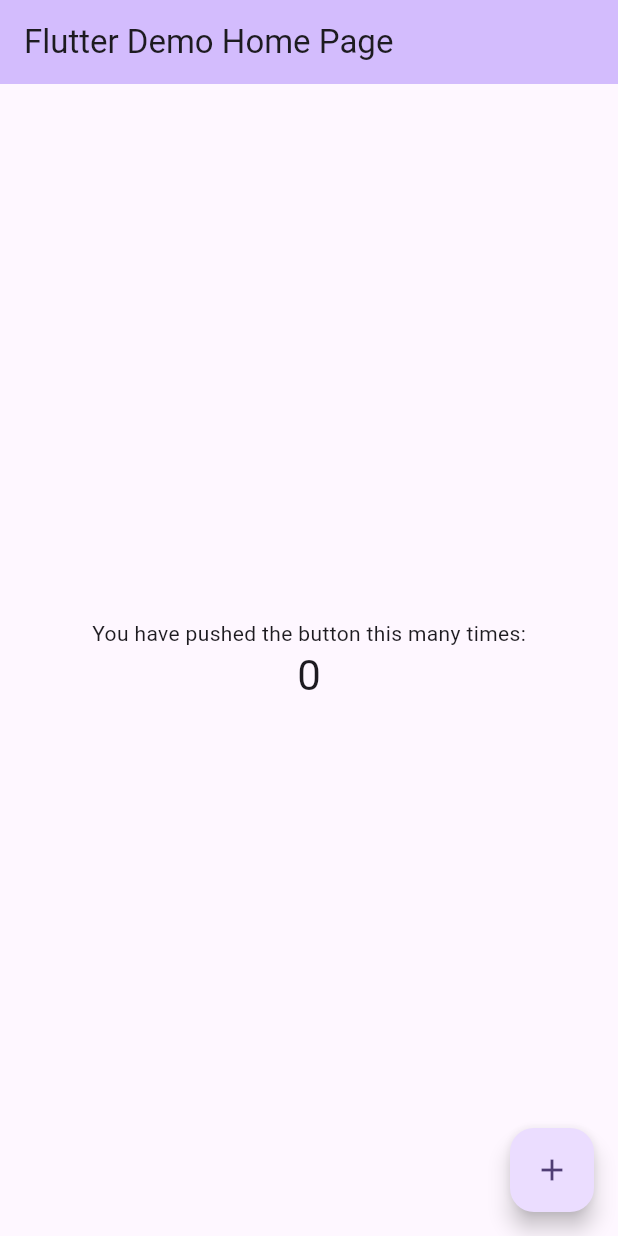
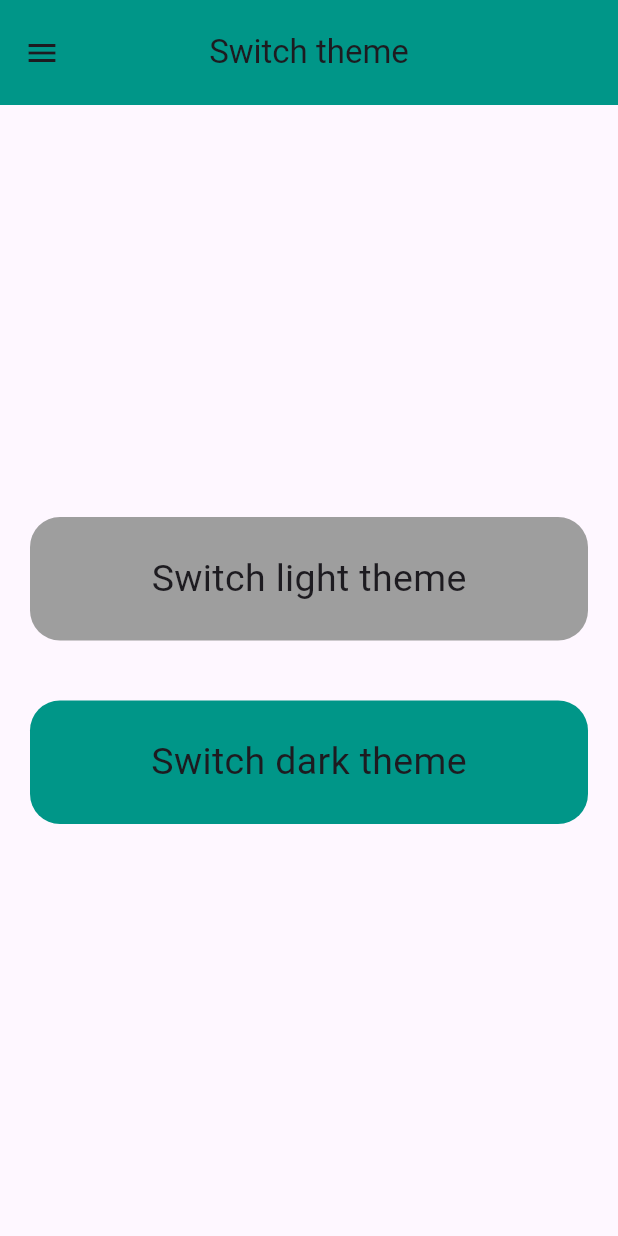
Before and after one commit to MauryaAayush/advflutterch_1, a Flutter app: the screen it shows after launch, on a phone screen of 412 x 824 dp. Run offline on Flutter 3.47's test engine with Material 3 defaults, Android fonts, the phone set to English and light mode, and no system bars.

Commit message:
Radhey Radhey

```diff
--- a/lib/main.dart
+++ b/lib/main.dart
@@ -1,3 +1,4 @@
+import 'package:advflutterch_1/screens/first_page/Views/Switch_theme_Screen/Switch_theme_screen.dart';
 import 'package:flutter/material.dart';
 
 void main() {
@@ -7,105 +8,19 @@ void main() {
 class MyApp extends StatelessWidget {
   const MyApp({super.key});
 
-  // This widget is the root of your application.
+
   @override
   Widget build(BuildContext context) {
     return MaterialApp(
-      title: 'Flutter Demo',
-      theme: ThemeData(
+      title: 'Practice',
+      debugShowCheckedModeBanner: false,
+      initialRoute: '/',
 
-        colorScheme: ColorScheme.fromSeed(seedColor: Colors.deepPurple),
-        useMaterial3: true,
-      ),
-      home: const MyHomePage(title: 'Flutter Demo Home Page'),
+      routes: {
+        '/' : (context) => const Switch_Theme(),
+
+      },
+
     );
   }
 }
-
-class MyHomePage extends StatefulWidget {
-  const MyHomePage({super.key, required this.title});
-
-  // This widget is the home page of your application. It is stateful, meaning
-  // that it has a State object (defined below) that contains fields that affect
-  // how it looks.
-
-  // This class is the configuration for the state. It holds the values (in this
-  // case the title) provided by the parent (in this case the App widget) and
-  // used by the build method of the State. Fields in a Widget subclass are
-  // always marked "final".
-
-  final String title;
-
-  @override
-  State<MyHomePage> createState() => _MyHomePageState();
-}
-
-class _MyHomePageState extends State<MyHomePage> {
-  int _counter = 0;
-
-  void _incrementCounter() {
-    setState(() {
-      // This call to setState tells the Flutter framework that something has
-      // changed in this State, which causes it to rerun the build method below
-      // so that the display can reflect the updated values. If we changed
-      // _counter without calling setState(), then the build method would not be
-      // called again, and so nothing would appear to happen.
-      _counter++;
-    });
-  }
-
-  @override
-  Widget build(BuildContext context) {
-    // This method is rerun every time setState is called, for instance as done
-    // by the _incrementCounter method above.
-    //
-    // The Flutter framework has been optimized to make rerunning build methods
-    // fast, so that you can just rebuild anything that needs updating rather
-    // than having to individually change instances of widgets.
-    return Scaffold(
-      appBar: AppBar(
-        // TRY THIS: Try changing the color here to a specific color (to
-        // Colors.amber, perhaps?) and trigger a hot reload to see the AppBar
-        // change color while the other colors stay the same.
-        backgroundColor: Theme.of(context).colorScheme.inversePrimary,
-        // Here we take the value from the MyHomePage object that was created by
-        // the App.build method, and use it to set our appbar title.
-        title: Text(widget.title),
-      ),
-      body: Center(
-        // Center is a layout widget. It takes a single child and positions it
-        // in the middle of the parent.
-        child: Column(
-          // Column is also a layout widget. It takes a list of children and
-          // arranges them vertically. By default, it sizes itself to fit its
-          // children horizontally, and tries to be as tall as its parent.
-          //
-          // Column has various properties to control how it sizes itself and
-          // how it positions its children. Here we use mainAxisAlignment to
-          // center the children vertically; the main axis here is the vertical
-          // axis because Columns are vertical (the cross axis would be
-          // horizontal).
-          //
-          // TRY THIS: Invoke "debug painting" (choose the "Toggle Debug Paint"
-          // action in the IDE, or press "p" in the console), to see the
-          // wireframe for each widget.
-          mainAxisAlignment: MainAxisAlignment.center,
-          children: <Widget>[
-            const Text(
-              'You have pushed the button this many times:',
-            ),
-            Text(
-              '$_counter',
-              style: Theme.of(context).textTheme.headlineMedium,
-            ),
-          ],
-        ),
-      ),
-      floatingActionButton: FloatingActionButton(
-        onPressed: _incrementCounter,
-        tooltip: 'Increment',
-        child: const Icon(Icons.add),
-      ), // This trailing comma makes auto-formatting nicer for build methods.
-    );
-  }
-}
--- /dev/null
+++ b/lib/screens/first_page/Views/Switch_theme_Screen/Switch_theme_screen.dart
@@ -0,0 +1,27 @@
+import 'package:advflutterch_1/screens/first_page/Views/Switch_theme_Screen/part_2.dart';
+
+import 'package:flutter/material.dart';
+
+class Switch_Theme extends StatelessWidget {
+  const Switch_Theme({super.key});
+
+  @override
+  Widget build(BuildContext context) {
+
+    return MaterialApp(
+        debugShowCheckedModeBanner: false,
+
+        themeMode: ThemeMode.system,
+        theme: ThemeData.light().copyWith(
+          secondaryHeaderColor: Colors.teal,
+          primaryColor: Colors.grey,
+        ),
+        darkTheme: ThemeData.dark().copyWith(
+          primaryColor: Colors.teal,
+          secondaryHeaderColor: Colors.grey
+        ),
+        color: Theme.of(context).primaryColor,
+
+        home: const switch_theme_2());
+  }
+}
--- /dev/null
+++ b/lib/screens/first_page/Views/Switch_theme_Screen/part_2.dart
@@ -0,0 +1,72 @@
+import 'package:advflutterch_1/utils/Global_area.dart';
+import 'package:flutter/material.dart';
+
+class switch_theme_2 extends StatelessWidget {
+  const switch_theme_2({super.key});
+
+  @override
+  Widget build(BuildContext context) {
+
+    double height = MediaQuery.of(context).size.height;
+    // double width = MediaQuery.of(context).size.width;
+
+    return Scaffold(
+      appBar: AppBar(
+        backgroundColor: isdark ? Theme.of(context).secondaryHeaderColor : Theme.of(context).primaryColor,
+        centerTitle: true,
+        title: Text("Switch theme"),
+        leading: Icon(Icons.menu),
+        toolbarHeight: 70,
+      ),
+      body: Column(
+        mainAxisAlignment: MainAxisAlignment.center,
+        children: [
+          // InkWell(
+          //   onTap: () {
+          //     setState(() {
+          //       isdark = true;
+          //     }
+          //     );
+          //   },
+          //   child:
+            Container(
+              margin: EdgeInsets.all(20),
+              height: height * 0.1,
+              // width: width*0.1,
+              decoration: BoxDecoration(
+                  color: Theme.of(context).primaryColor,
+                  borderRadius: BorderRadius.circular(20)),
+              alignment: Alignment.center,
+              child:  Text(
+                'Switch light theme',
+                style: TextStyle(fontSize: 25),
+              ),
+            ),
+          // ),
+
+          // InkWell(
+          //   onTap: () {
+          //     setState(() {
+          //       isdark = false;
+          //     });
+          //   },
+          //   child:
+              Container(
+              margin: EdgeInsets.all(20),
+              height: height * 0.1,
+              // width: width*0.1,
+              decoration: BoxDecoration(
+                  color: Theme.of(context).secondaryHeaderColor,
+                  borderRadius: BorderRadius.circular(20)),
+              alignment: Alignment.center,
+              child: Text(
+                'Switch dark theme',
+                style: TextStyle(fontSize: 25),
+              ),
+            ),
+          // ),
+        ],
+      ),
+    );
+  }
+}
--- /dev/null
+++ b/lib/utils/Global_area.dart
@@ -0,0 +1,3 @@
+
+
+bool isdark = true;
```
